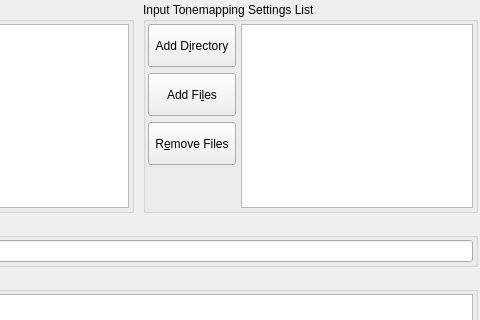
LuminanceHDR/LuminanceHDR, file forms/BatchTMDialog.ui: the form before one commit; both pictures show x 202 to 682 and y 0 to 320 of the 682 by 496 pixel window.
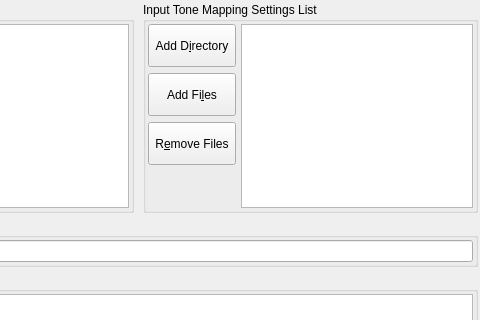
The form after the commit. Icons and pictures are not drawn.

Patch:
```diff
--- a/forms/BatchTMDialog.ui
+++ b/forms/BatchTMDialog.ui
@@ -154,7 +154,7 @@
      <item>
       <widget class="QGroupBox" name="groupBox_5" >
        <property name="title" >
-        <string>Input Tonemapping Settings List</string>
+        <string>Input Tone Mapping Settings List</string>
        </property>
        <layout class="QHBoxLayout" >
         <property name="spacing" >
```
Left out of the diff: 2 changed lines with no effect on the pictures.
